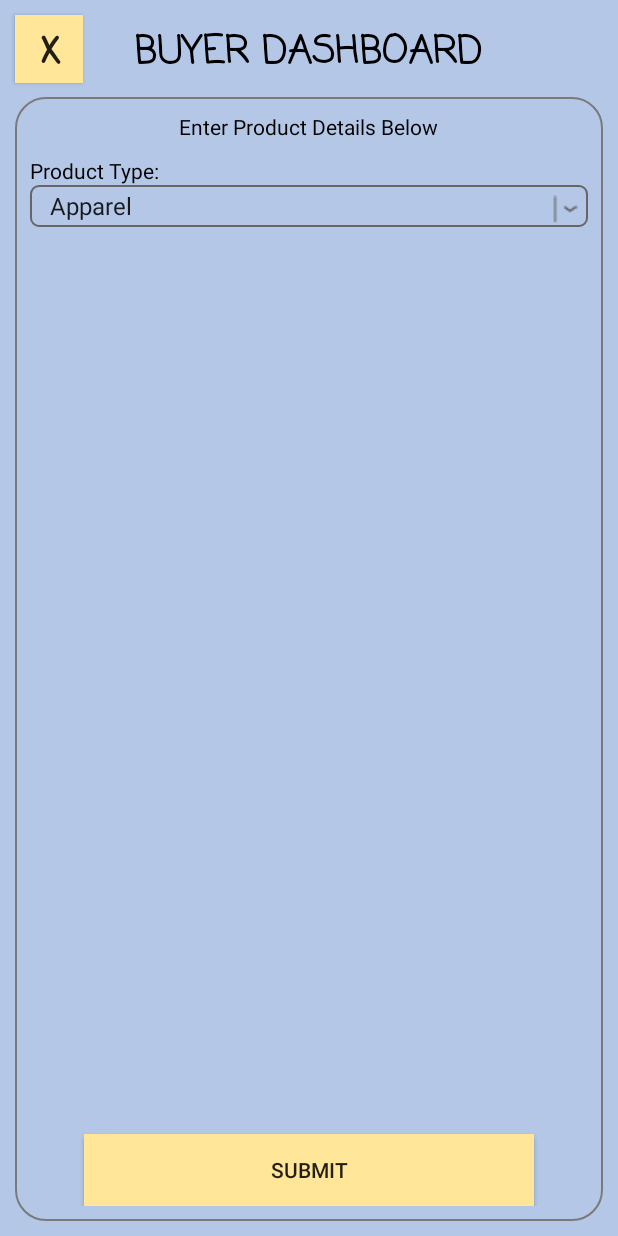
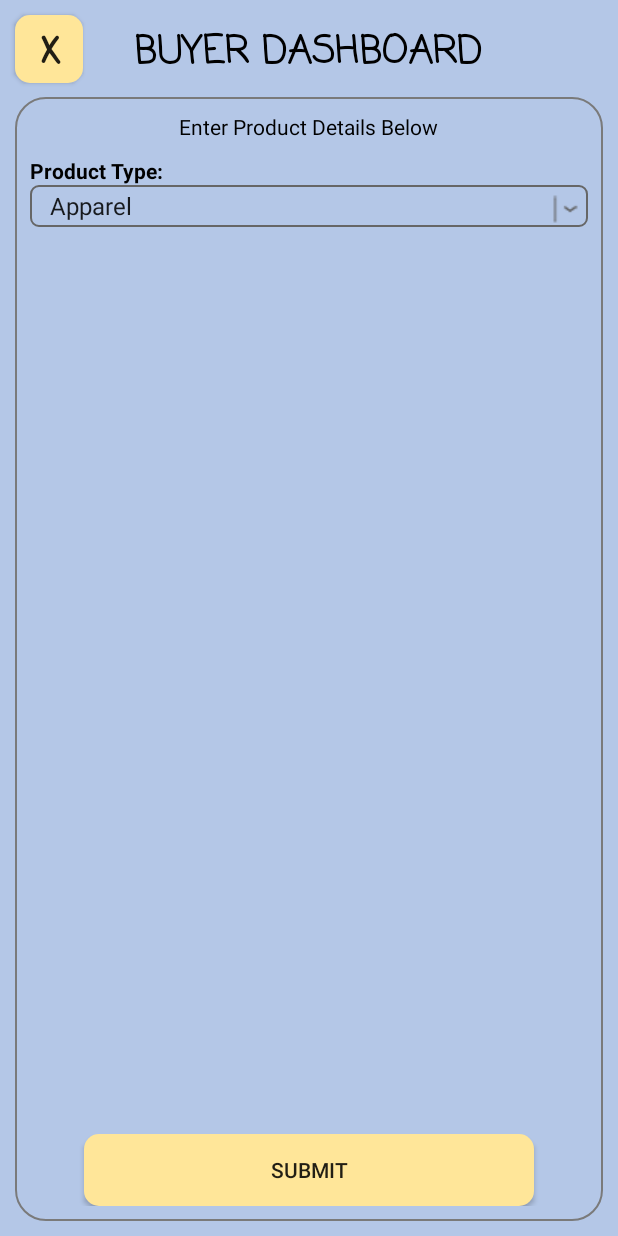
Before and after one commit to beephee/buzzarpheewhale, an Android app: the AddRequestActivity screen opened directly, with no data from a screen before it, on a phone screen of 412 x 824 dp. Run offline under Robolectric (Android 15) with nearby library versions, the phone set to English and light mode, and no system bars; our stand-ins replace Firebase (no records; nobody signed in at launch, a user with empty details on screens opened directly).

Commit message:
Continuation of previous commit, small aesthetic changes

```diff
--- a/FirebaseAuthDemo/app/src/main/res/layout/activity_add_request.xml
+++ b/FirebaseAuthDemo/app/src/main/res/layout/activity_add_request.xml
@@ -30,7 +30,7 @@
         android:fontFamily="casual"
         android:textStyle="bold"
         android:textAllCaps="false"
-        android:background="@color/yellow"
+        android:background="@drawable/roundedbutton"
         android:textSize="30sp"
         android:onClick="cancel"/>
 
@@ -60,6 +60,7 @@
             android:layout_height="wrap_content"
             android:text="Product Type:"
             android:textColor="@color/black"
+            android:textStyle="bold"
             android:id="@+id/textViewProductType"
             android:layout_marginTop="10dp"
             android:layout_below="@id/textViewNewRequest"/>
@@ -101,7 +102,7 @@
             android:layout_gravity="center_horizontal"
             android:id="@+id/buttonNewListing"
             android:text="Submit"
-            android:background="@color/yellow"
+            android:background="@drawable/roundedbutton"
             android:layout_alignParentBottom="true"
             android:layout_centerHorizontal="true"/>
 
```
